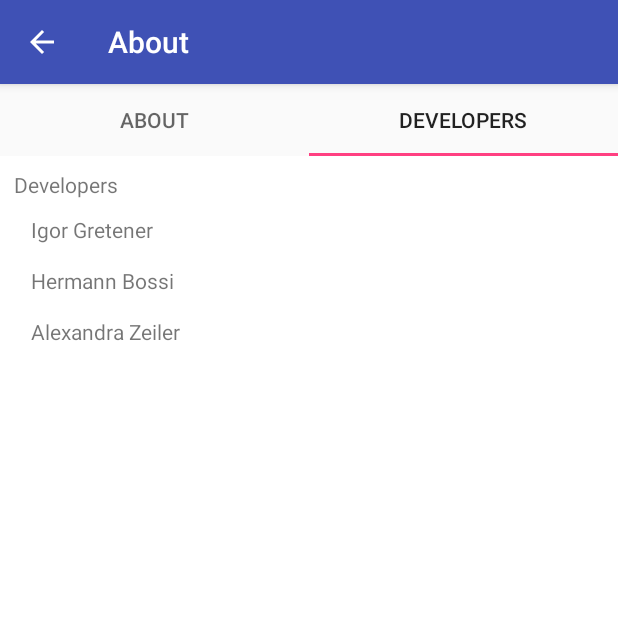
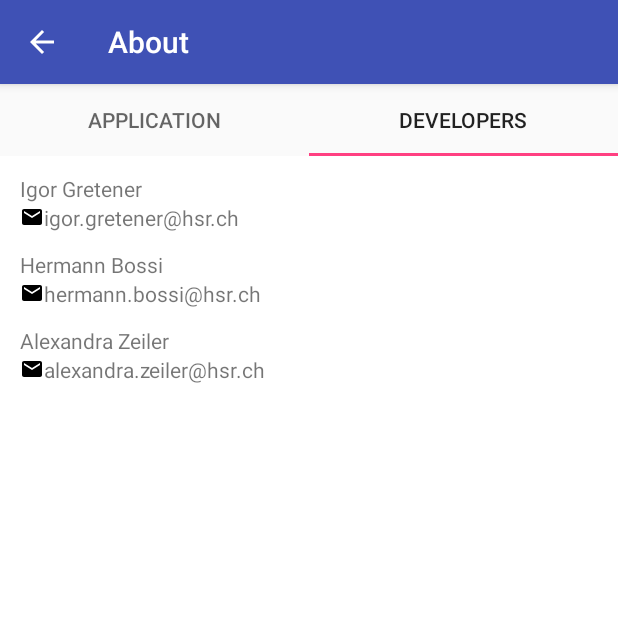
Before and after one commit to IDIjana/FahrplanApp, an Android app: the AboutActivity screen opened directly, with no data from a screen before it, tab 2 chosen, on a phone screen of 412 x 824 dp, the top half of it. Run offline under Robolectric (Android 15) with nearby library versions, the phone set to English and light mode, and no system bars.

Commit message:
Fully implemented About command and removed warnings from available designs

```diff
--- a/app/src/main/java/ch/hsr/se/mas/fahrplanapp/AboutActivity.java
+++ b/app/src/main/java/ch/hsr/se/mas/fahrplanapp/AboutActivity.java
@@ -16,19 +16,19 @@ public class AboutActivity extends AppCompatActivity {
         super.onCreate(savedInstanceState);
         setContentView(R.layout.activity_about);
 
-        // Get the ViewPager and set it's PagerAdapter so that it can display items
         ViewPager viewPager = (ViewPager) findViewById(R.id.about_viewpager);
         viewPager.setAdapter(new AboutFragmentPagerAdapter(getSupportFragmentManager(),
                 AboutActivity.this));
 
-        // Give the TabLayout the ViewPager
+        // don't recreate the fragments when changing tabs
+        viewPager.setOffscreenPageLimit(2);
+
         TabLayout tabLayout = (TabLayout) findViewById(R.id.about_sliding_tabs);
-        tabLayout.setupWithViewPager(viewPager);
+        tabLayout.setupWithViewPager(viewPager);;
+        tabLayout.setTabMode(TabLayout.MODE_FIXED);
     }
 
     public class AboutFragmentPagerAdapter extends FragmentPagerAdapter {
-        final int PAGE_COUNT = 2;
-        private String tabTitles[] = new String[] { "About", "Developers" };
         private Context context;
 
         public AboutFragmentPagerAdapter(FragmentManager fm, Context context) {
@@ -38,7 +38,7 @@ public class AboutActivity extends AppCompatActivity {
 
         @Override
         public int getCount() {
-            return PAGE_COUNT;
+            return 2;
         }
 
         @Override
@@ -46,13 +46,15 @@ public class AboutActivity extends AppCompatActivity {
             if(position == 1) {
                 return new AboutDevelopersFragment();
             }
-            return new AboutFragment();
+            return new AboutApplicationFragment();
         }
 
         @Override
         public CharSequence getPageTitle(int position) {
-            // Generate title based on item position
-            return tabTitles[position];
+            if(position == 1) {
+                return getString(R.string.tab_about_developers);
+            }
+            return getString(R.string.tab_about_application);
         }
     }
 }
--- /dev/null
+++ b/app/src/main/java/ch/hsr/se/mas/fahrplanapp/AboutApplicationFragment.java
@@ -0,0 +1,28 @@
+package ch.hsr.se.mas.fahrplanapp;
+
+import android.content.pm.PackageManager;
+import android.os.Bundle;
+import android.support.v4.app.Fragment;
+import android.view.LayoutInflater;
+import android.view.View;
+import android.view.ViewGroup;
+import android.widget.TextView;
+
+public class AboutApplicationFragment extends Fragment {
+    @Override
+    public View onCreateView(LayoutInflater inflater, ViewGroup container, Bundle savedInstanceState) {
+        View view = inflater.inflate(R.layout.fragment_about_application, container, false);
+
+        String version = "";
+        try {
+            version = getContext().getPackageManager().getPackageInfo(
+                    getContext().getPackageName(), 0).versionName;
+        } catch (PackageManager.NameNotFoundException e) {
+            e.printStackTrace();
+        }
+        TextView versionView = (TextView) view.findViewById(R.id.about_application_version);
+        versionView.setText(getString(R.string.app_name) + " " + version);
+
+        return view;
+    }
+}
--- a/app/src/main/java/ch/hsr/se/mas/fahrplanapp/AboutFragment.java
+++ /dev/null
@@ -1,14 +0,0 @@
-package ch.hsr.se.mas.fahrplanapp;
-
-import android.os.Bundle;
-import android.support.v4.app.Fragment;
-import android.view.LayoutInflater;
-import android.view.View;
-import android.view.ViewGroup;
-
-public class AboutFragment extends Fragment {
-    @Override
-    public View onCreateView(LayoutInflater inflater, ViewGroup container, Bundle savedInstanceState) {
-        return inflater.inflate(R.layout.fragment_about, container, false);
-    }
-}
--- /dev/null
+++ b/app/src/main/res/drawable/ic_email_black.xml
@@ -0,0 +1,4 @@
+<vector android:height="16dp" android:viewportHeight="24.0"
+    android:viewportWidth="24.0" android:width="16dp" xmlns:android="http://schemas.android.com/apk/res/android">
+    <path android:fillColor="#000000" android:pathData="M20,4L4,4c-1.1,0 -1.99,0.9 -1.99,2L2,18c0,1.1 0.9,2 2,2h16c1.1,0 2,-0.9 2,-2L22,6c0,-1.1 -0.9,-2 -2,-2zM20,8l-8,5 -8,-5L4,6l8,5 8,-5v2z"/>
+</vector>
--- a/app/src/main/res/layout/content_main.xml
+++ b/app/src/main/res/layout/content_main.xml
@@ -18,6 +18,7 @@
         android:layout_height="wrap_content"
         android:text="Load"
         android:id="@+id/buttonLoad"
-        android:layout_alignParentLeft="true"
-        android:layout_alignParentRight="true" />
+        android:layout_alignParentStart="true"
+        android:layout_alignParentEnd="true"
+        tools:ignore="HardcodedText" />
 </RelativeLayout>
--- a/app/src/main/res/layout/fragment_about_developers.xml
+++ b/app/src/main/res/layout/fragment_about_developers.xml
@@ -2,7 +2,6 @@
 <android.support.v4.widget.NestedScrollView
     xmlns:android="http://schemas.android.com/apk/res/android"
     xmlns:app="http://schemas.android.com/apk/res-auto"
-    xmlns:card_view="http://schemas.android.com/apk/res-auto"
     xmlns:tools="http://schemas.android.com/tools"
     android:layout_width="match_parent"
     android:layout_height="wrap_content"
@@ -14,39 +13,77 @@
         android:orientation="vertical"
         android:padding="6dp">
 
-        <TextView
-            android:layout_width="wrap_content"
+        <LinearLayout
+            android:layout_width="match_parent"
             android:layout_height="wrap_content"
-            android:padding="3dp"
-            android:text="Developers"
-            android:textStyle="normal"/>
+            android:orientation="vertical"
+            android:paddingTop="6dp"
+            android:paddingBottom="6dp">
 
             <TextView
                 android:layout_width="wrap_content"
                 android:layout_height="wrap_content"
-            android:layout_marginLeft="7dp"
                 android:layout_marginStart="7dp"
-            android:padding="7dp"
                 android:text="Igor Gretener"
                 tools:ignore="HardcodedText"/>
 
             <TextView
                 android:layout_width="wrap_content"
                 android:layout_height="wrap_content"
-            android:layout_marginLeft="7dp"
                 android:layout_marginStart="7dp"
-            android:padding="7dp"
+                android:layout_gravity="center_vertical"
+                android:drawableStart="@drawable/ic_email_black"
+                android:text="igor.gretener@hsr.ch"
+                tools:ignore="HardcodedText"/>
+        </LinearLayout>
+
+        <LinearLayout
+            android:layout_width="match_parent"
+            android:layout_height="wrap_content"
+            android:orientation="vertical"
+            android:paddingTop="6dp"
+            android:paddingBottom="6dp">
+
+            <TextView
+                android:layout_width="wrap_content"
+                android:layout_height="wrap_content"
+                android:layout_marginStart="7dp"
                 android:text="Hermann Bossi"
                 tools:ignore="HardcodedText"/>
 
             <TextView
                 android:layout_width="wrap_content"
                 android:layout_height="wrap_content"
-            android:layout_marginLeft="7dp"
                 android:layout_marginStart="7dp"
-            android:padding="7dp"
+                android:layout_gravity="center_vertical"
+                android:drawableStart="@drawable/ic_email_black"
+                android:text="hermann.bossi@hsr.ch"
+                tools:ignore="HardcodedText"/>
+        </LinearLayout>
+
+        <LinearLayout
+            android:layout_width="match_parent"
+            android:layout_height="wrap_content"
+            android:orientation="vertical"
+            android:paddingTop="6dp"
+            android:paddingBottom="6dp">
+
+            <TextView
+                android:layout_width="wrap_content"
+                android:layout_height="wrap_content"
+                android:layout_marginStart="7dp"
                 android:text="Alexandra Zeiler"
                 tools:ignore="HardcodedText"/>
+
+            <TextView
+                android:layout_width="wrap_content"
+                android:layout_height="wrap_content"
+                android:layout_marginStart="7dp"
+                android:layout_gravity="center_vertical"
+                android:drawableStart="@drawable/ic_email_black"
+                android:text="alexandra.zeiler@hsr.ch"
+                tools:ignore="HardcodedText"/>
+        </LinearLayout>
 
     </LinearLayout>
 
--- a/app/src/main/res/values/dimens.xml
+++ b/app/src/main/res/values/dimens.xml
@@ -1,7 +1,7 @@
 <resources>
     <!-- Default screen margins, per the Android Design guidelines. -->
     <dimen name="nav_header_vertical_spacing">16dp</dimen>
-    <dimen name="nav_header_height">70dp</dimen>
+    <dimen name="nav_header_height">160dp</dimen>
 
     <!-- Default screen margins, per the Android Design guidelines. -->
     <dimen name="activity_horizontal_margin">16dp</dimen>
--- a/app/src/main/res/values/strings.xml
+++ b/app/src/main/res/values/strings.xml
@@ -7,4 +7,13 @@
     <string name="action_settings">Settings</string>
     <string name="directions">Directions</string>
     <string name="about">About</string>
+
+    <string name="tab_about_application">Application</string>
+    <string name="tab_about_developers">Developers</string>
+
+    <string name="copyright">© 2017 – MAS SE 2015 – 2017</string>
+    <string name="about_text">
+        This app was programmed during the course \"SE for mobile applications\".\n
+        There is no guarantee for the correctness of the data. Please only use this app at your own risk.
+    </string>
 </resources>
```
Also changed, not shown: app/src/main/res/layout/fragment_about_application.xml (renamed from app/src/main/res/layout/fragment_about.xml, +19 -4 lines), app/src/main/res/layout/nav_header_main.xml (+14 -3 lines), 1 other file. Lines whose indentation alone changed are shown as unchanged.
